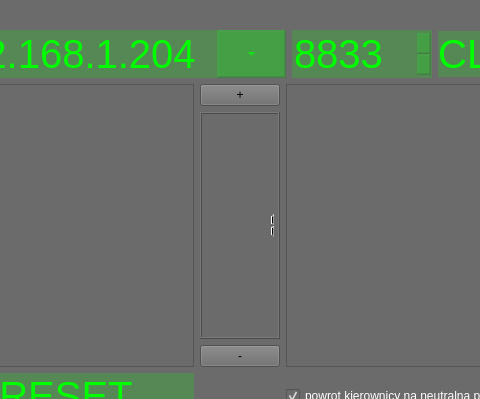
Above: pilot/pilotwindow.ui from cyniu88/QT_kurs before the change; both pictures show x 655 to 1135 and y 0 to 399 of the 1380 by 719 pixel window. Below: the same form after it.
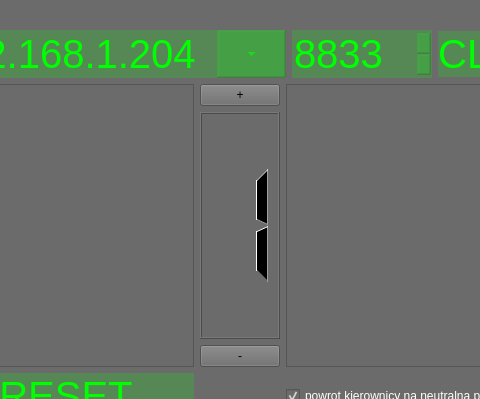
That is the form after the change. Icons and pictures are not drawn.

Commit message: wiekszy numer biegu

The edit to the form file:
```diff
--- a/pilot/pilotwindow.ui
+++ b/pilot/pilotwindow.ui
@@ -459,6 +459,9 @@
       </item>
       <item>
        <widget class="QLCDNumber" name="gear">
+        <property name="digitCount">
+         <number>1</number>
+        </property>
         <property name="intValue" stdset="0">
          <number>1</number>
         </property>
```
